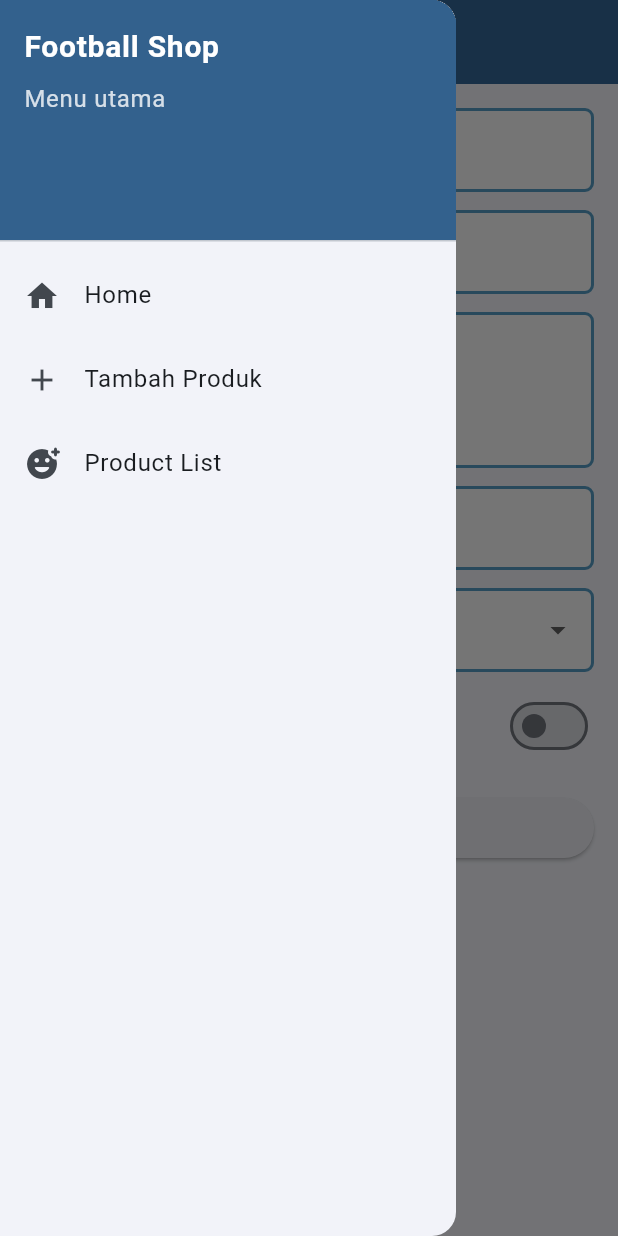
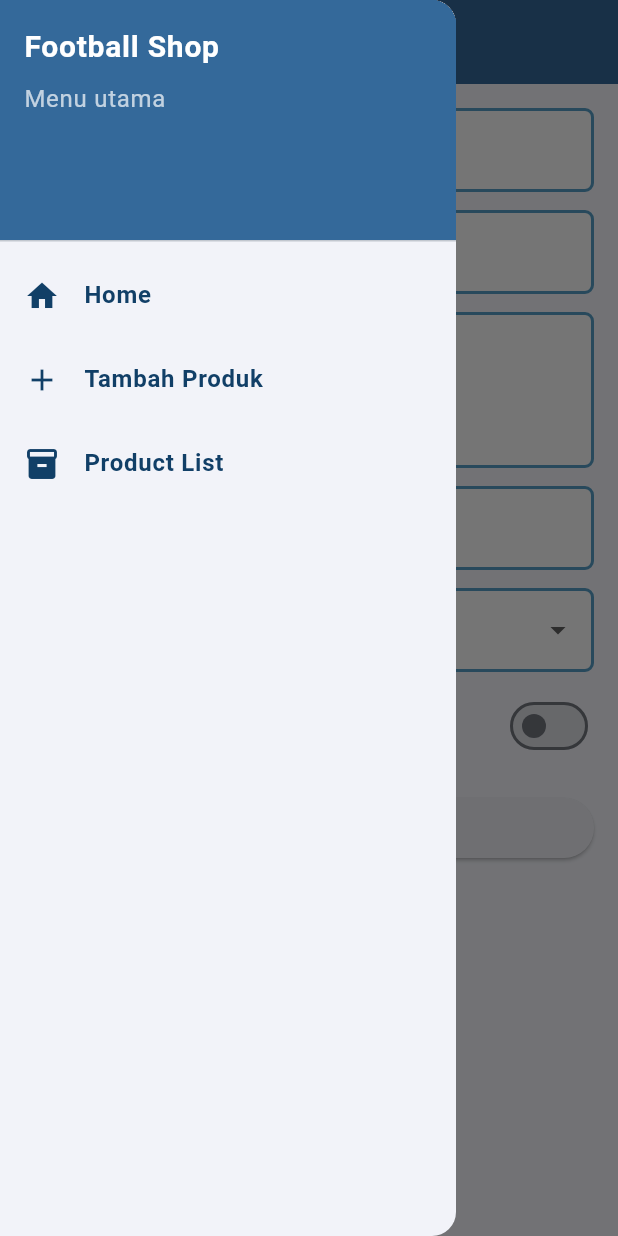
Before and after one commit to karlaraswanda/football-shop-mobile, a Flutter app: the ProductFormPage screen opened directly, with the side drawer open, on a phone screen of 412 x 824 dp. Run offline on Flutter 3.47's test engine with Material 3 defaults, Android fonts, the phone set to English and light mode, and no system bars; missing offline and left inert: pbp_django_auth.

Commit message:
fix: adjust coloring

```diff
--- a/lib/screens/product_form.dart
+++ b/lib/screens/product_form.dart
@@ -65,11 +65,11 @@ class _ProductFormPageState extends State<ProductFormPage> {
                   filled: true,
                   fillColor: Colors.white,
                   enabledBorder: OutlineInputBorder(
-                    borderSide: BorderSide(color: Color(0xFF58A0C8), width: 2), // brand-500
+                    borderSide: BorderSide(color: Color(0xFF58A0C8), width: 2),
                     borderRadius: BorderRadius.all(Radius.circular(6)),
                   ),
                   focusedBorder: OutlineInputBorder(
-                    borderSide: BorderSide(color: Color(0xFF34699A), width: 2), // brand-700
+                    borderSide: BorderSide(color: Color(0xFF34699A), width: 2),
                     borderRadius: BorderRadius.all(Radius.circular(6)),
                   ),
                 ),
--- a/lib/widgets/left_drawer.dart
+++ b/lib/widgets/left_drawer.dart
@@ -12,9 +12,9 @@ class LeftDrawer extends StatelessWidget {
       child: ListView(
         padding: EdgeInsets.zero,
         children: [
-          DrawerHeader(
+          const DrawerHeader(
             decoration: BoxDecoration(
-              color: Theme.of(context).colorScheme.primary,
+              color: Color(0xFF34699A),
             ),
             child: Column(
               crossAxisAlignment: CrossAxisAlignment.start,
@@ -22,27 +22,32 @@ class LeftDrawer extends StatelessWidget {
                 Text(
                   'Football Shop',
                   style: TextStyle(
-                    color: Theme.of(context).colorScheme.onPrimary,
+                    color: Colors.white,
                     fontSize: 20,
                     fontWeight: FontWeight.bold,
                   ),
                 ),
-                const SizedBox(height: 8),
+                SizedBox(height: 8),
                 Text(
                   'Menu utama',
                   style: TextStyle(
-                    color: Theme.of(context)
-                        .colorScheme
-                        .onPrimary
-                        .withOpacity(0.8),
+                    color: Colors.white70,
                   ),
                 ),
               ],
             ),
           ),
+
+          // HOME
           ListTile(
-            leading: const Icon(Icons.home),
-            title: const Text('Home'),
+            leading: const Icon(Icons.home, color: Color(0xFF113F67)),
+            title: const Text(
+              'Home',
+              style: TextStyle(
+                color: Color(0xFF113F67),
+                fontWeight: FontWeight.w600,
+              ),
+            ),
             onTap: () {
               Navigator.pushReplacement(
                 context,
@@ -50,9 +55,17 @@ class LeftDrawer extends StatelessWidget {
               );
             },
           ),
+
+          // TAMBAH PRODUK
           ListTile(
-            leading: const Icon(Icons.add),
-            title: const Text('Tambah Produk'),
+            leading: const Icon(Icons.add, color: Color(0xFF113F67)),
+            title: const Text(
+              'Tambah Produk',
+              style: TextStyle(
+                color: Color(0xFF113F67),
+                fontWeight: FontWeight.w600,
+              ),
+            ),
             onTap: () {
               Navigator.pushReplacement(
                 context,
@@ -60,14 +73,21 @@ class LeftDrawer extends StatelessWidget {
               );
             },
           ),
+
+          // PRODUCT LIST
           ListTile(
-            leading: const Icon(Icons.add_reaction_rounded),
-            title: const Text('Product List'),
+            leading: const Icon(Icons.inventory_2, color: Color(0xFF113F67)),
+            title: const Text(
+              'Product List',
+              style: TextStyle(
+                color: Color(0xFF113F67),
+                fontWeight: FontWeight.w600,
+              ),
+            ),
             onTap: () {
-              // Route to product list page
               Navigator.push(
                 context,
-                MaterialPageRoute(builder: (context) => const ProductEntryListPage()),
+                MaterialPageRoute(builder: (_) => const ProductEntryListPage()),
               );
             },
           ),
```
Also changed, not shown: lib/screens/login.dart (+19 -16 lines), lib/screens/register.dart (+22 -18 lines).
